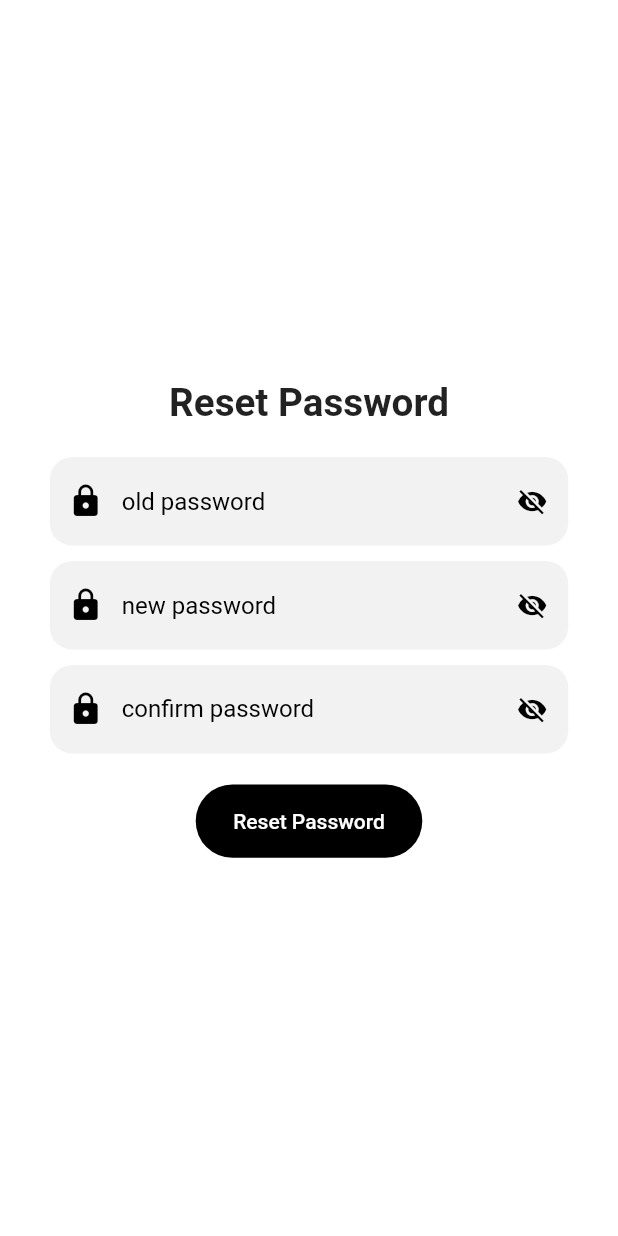
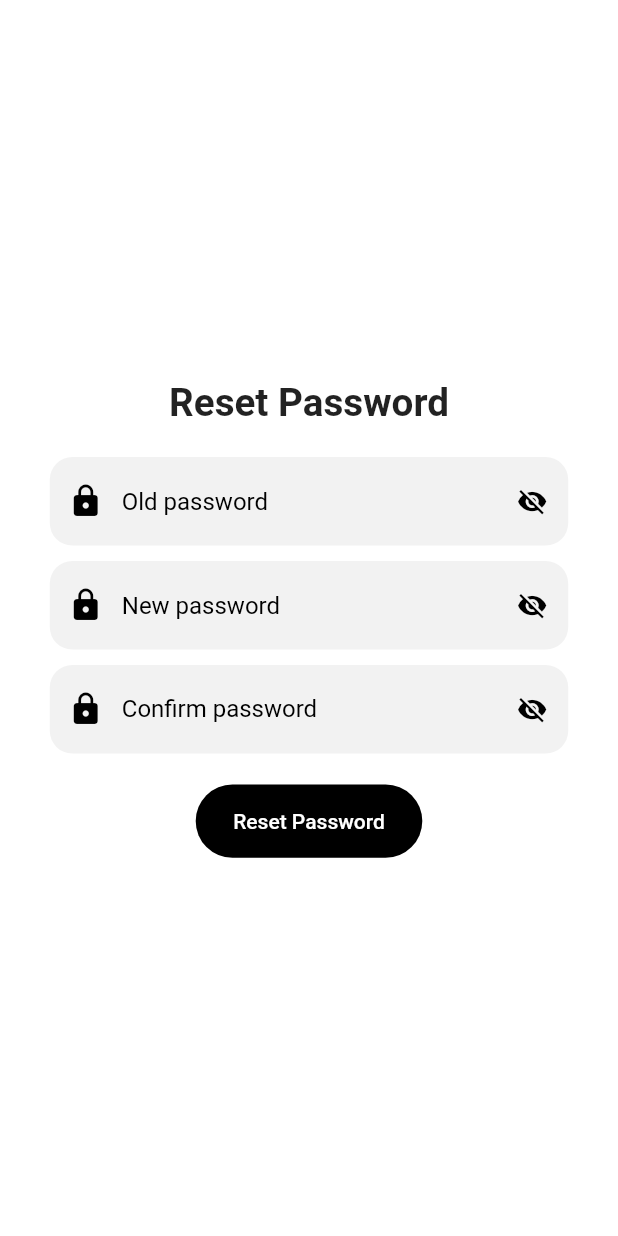
Before and after one commit to iamrutudhvaj/akarosmi-flutter, a Flutter app: the ResetPasswordView screen opened by its route, on a phone screen of 412 x 824 dp. Run offline on Flutter 3.47's test engine with Material 2 defaults, Android fonts, the phone set to English and light mode, and no system bars; our stand-ins replace flutter_screenutil, get.

Commit message:
FIX : chenges in to hinttext to sentence case

```diff
--- a/lib/app/modules/reset_password/views/reset_password_view.dart
+++ b/lib/app/modules/reset_password/views/reset_password_view.dart
@@ -35,7 +35,7 @@ class ResetPasswordView extends GetView<ResetPasswordController> {
                   Icons.lock,
                   color: AppColors.black,
                 ),
-                hintText: "old password",
+                hintText: "Old password",
                 suffixIcon: InkWell(
                   child: Icon(
                     controller.obsecureText
@@ -60,7 +60,7 @@ class ResetPasswordView extends GetView<ResetPasswordController> {
                   Icons.lock,
                   color: AppColors.black,
                 ),
-                hintText: "new password",
+                hintText: "New password",
                 suffixIcon: InkWell(
                   child: Icon(
                     controller.obsecureTextNewPass
@@ -86,7 +86,7 @@ class ResetPasswordView extends GetView<ResetPasswordController> {
                   Icons.lock,
                   color: AppColors.black,
                 ),
-                hintText: "confirm password",
+                hintText: "Confirm password",
                 suffixIcon: InkWell(
                   child: Icon(
                     controller.obsecureTextConfirmPass
```
